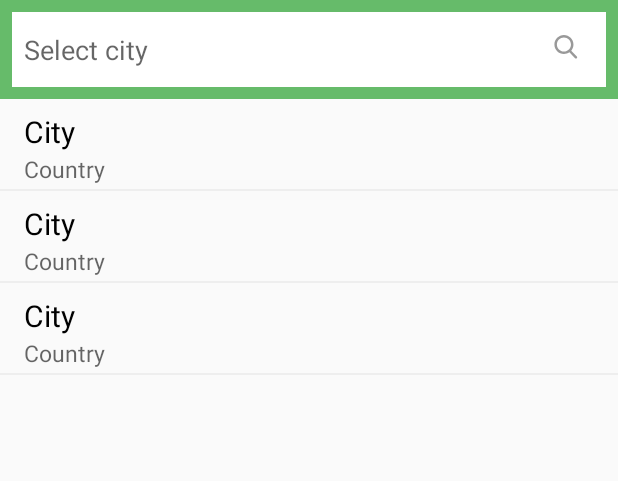
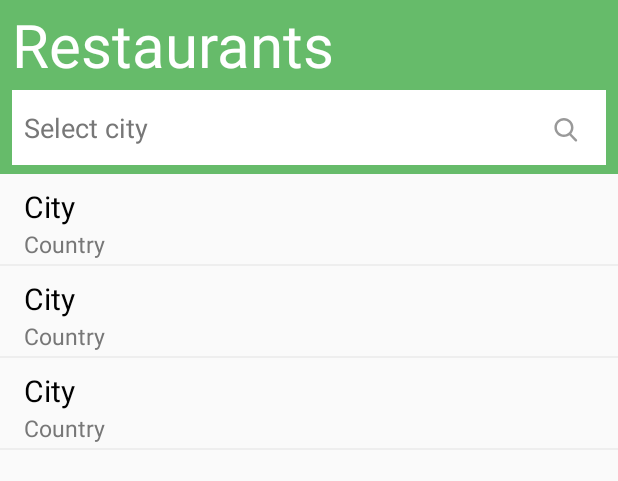
Before and after one commit to zelneva/SurfAndroid, an Android app: the layout activity_main.xml on its own in the app's theme, with its tools: preview values and no code run, on a phone screen of 412 x 824 dp. Shown: the top 481 px of the screen. Run offline under Robolectric (Android 15) with nearby library versions, the phone set to English and light mode, and no system bars.

Commit message:
Small fix

```diff
--- a/app/src/main/java/dev/android/restaurants/activity/retrofitAPI/RetrofitClient.kt
+++ b/app/src/main/java/dev/android/restaurants/activity/retrofitAPI/RetrofitClient.kt
@@ -15,7 +15,7 @@ class RetrofitClient {
         return provideZomatoServiceApi()
     }
 
-    private fun provideZomatoServiceApi(): ZomatoAPI {
+    fun provideZomatoServiceApi(): ZomatoAPI {
         return provideRetrofit().create(ZomatoAPI::class.java)
     }
 
--- a/app/src/main/res/layout/activity_main.xml
+++ b/app/src/main/res/layout/activity_main.xml
@@ -1,5 +1,6 @@
 <?xml version="1.0" encoding="utf-8"?>
 <LinearLayout xmlns:android="http://schemas.android.com/apk/res/android"
+    xmlns:app="http://schemas.android.com/apk/res-auto"
     xmlns:tools="http://schemas.android.com/tools"
     android:layout_width="match_parent"
     android:layout_height="match_parent"
@@ -8,19 +9,39 @@
     tools:context="dev.android.restaurants.activity.MainActivity">
 
     <android.support.v7.widget.Toolbar
-        android:id="@+id/ll"
+        android:id="@+id/toolbar_main"
         android:layout_width="match_parent"
-        android:layout_height="66dp"
+        android:layout_height="116dp"
         android:layout_marginLeft="-8dp"
         android:background="@color/colorGreen">
+
+        <LinearLayout
+            android:layout_width="match_parent"
+            android:layout_height="match_parent"
+            android:orientation="vertical">
+
+            <TextView
+                android:layout_width="wrap_content"
+                android:layout_height="60dp"
+                android:layout_below="@+id/toolbar"
+                android:gravity="center|left"
+                android:text="@string/app_name"
+                android:textColor="#fff"
+                android:textSize="60px"
+                android:textStyle="" />
+
+            <android.support.constraint.ConstraintLayout
+                android:layout_width="match_parent"
+                android:layout_height="match_parent">
 
                 <EditText
                     android:id="@+id/searchView"
                     android:layout_width="match_parent"
                     android:layout_height="50dp"
+                    android:layout_marginRight="8dp"
                     android:background="#ffffff"
                     android:hint="Select city"
-            android:layout_marginRight="8dp"
+                    android:textColorHint="@color/colorPrimaryDark"
                     android:paddingLeft="8dp"
                     android:textColor="#000" />
 
@@ -28,9 +49,19 @@
                     android:layout_width="50dp"
                     android:layout_height="50dp"
                     android:layout_gravity="end"
+                    android:layout_marginBottom="8dp"
+                    android:layout_marginEnd="8dp"
+                    android:layout_marginStart="8dp"
+                    android:layout_marginTop="8dp"
                     android:padding="15dp"
-                android:layout_marginEnd="8dp"
-                android:src="@drawable/ic_menu_search" />
+                    android:src="@drawable/ic_menu_search"
+                    app:layout_constraintBottom_toBottomOf="parent"
+                    app:layout_constraintEnd_toEndOf="parent"
+                    app:layout_constraintHorizontal_bias="1.0"
+                    app:layout_constraintStart_toStartOf="parent"
+                    app:layout_constraintTop_toTopOf="parent" />
+            </android.support.constraint.ConstraintLayout>
+        </LinearLayout>
     </android.support.v7.widget.Toolbar>
 
     <LinearLayout
--- a/app/src/main/res/layout/city_list_item.xml
+++ b/app/src/main/res/layout/city_list_item.xml
@@ -31,6 +31,7 @@
         android:layout_marginStart="8dp"
         android:layout_marginTop="8dp"
         android:text="Country"
+        android:textColor="@color/colorPrimaryDark"
         android:textSize="15sp"
         android:textAppearance="?android:attr/textAppearanceMedium"
         app:layout_constraintBottom_toBottomOf="parent"
```
Also changed, not shown: app/src/main/AndroidManifest.xml (+4 -3 lines), app/src/main/java/dev/android/restaurants/activity/MainActivity.kt (+11 -5 lines), app/src/main/java/dev/android/restaurants/activity/RestaurantDetailsActivity.kt (+20 -7 lines), app/src/main/java/dev/android/restaurants/activity/RestaurantListActivity.kt (+13 -7 lines). Lines whose indentation alone changed are shown as unchanged.
